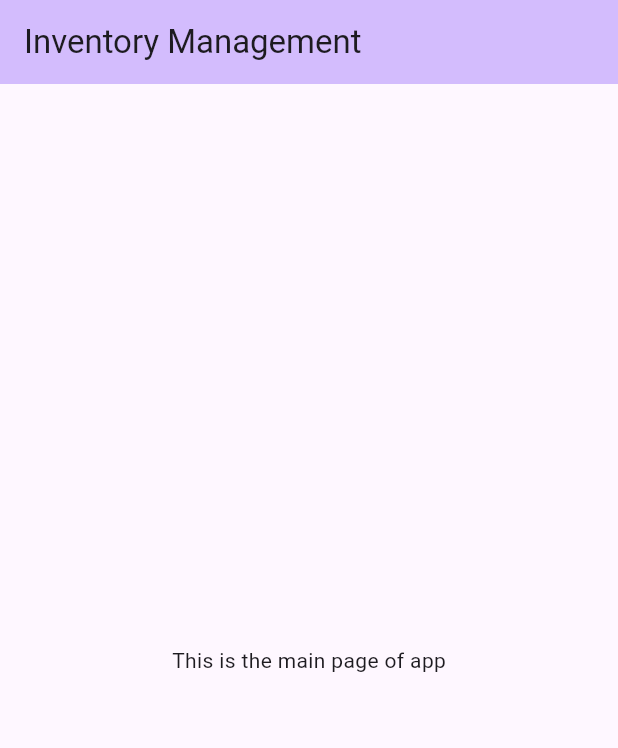
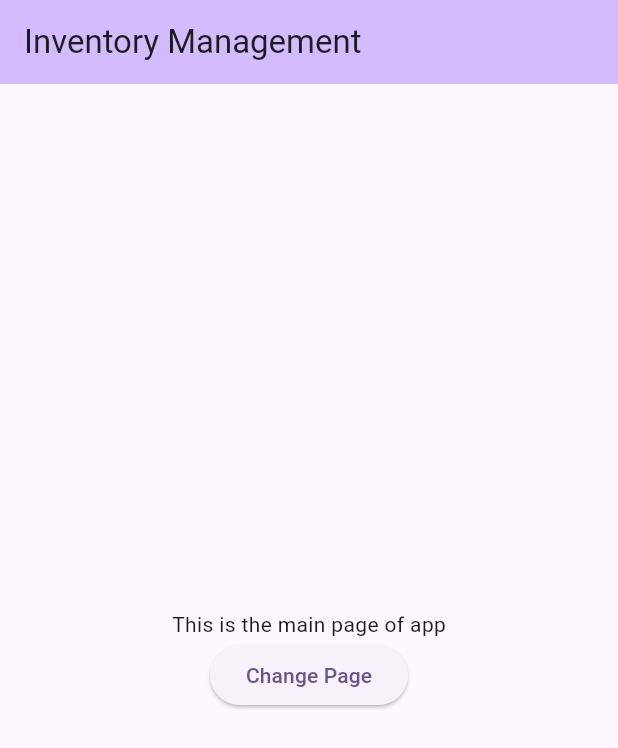
Before and after one commit to amalraj28/inventory-management, a Flutter app: the screen it shows after launch, on a phone screen of 412 x 824 dp. Shown: the top 748 px of the screen. Run offline on Flutter 3.47's test engine with Material 3 defaults, Android fonts, the phone set to English and light mode, and no system bars.

```diff
--- a/lib/main.dart
+++ b/lib/main.dart
@@ -1,4 +1,5 @@
 import 'package:flutter/material.dart';
+import 'package:inventory_management/screens/stock_entry.dart';
 
 void main() {
   runApp(const MyApp());
@@ -30,13 +31,20 @@ class MyHomePage extends StatelessWidget {
         backgroundColor: Theme.of(context).colorScheme.inversePrimary,
         title: const Text('Inventory Management'),
       ),
-      body: const Center(
+      body: Center(
         child: Column(
           mainAxisAlignment: MainAxisAlignment.center,
           children: <Widget>[
-            Text(
+            const Text(
               'This is the main page of app',
             ),
+            ElevatedButton(
+              onPressed: () => {
+                Navigator.push(context,
+                    MaterialPageRoute(builder: (context) => const StockEntry()))
+              },
+              child: const Text('Change Page'),
+            )
           ],
         ),
       ),
```
Also changed, not shown: lib/screens/stock_entry.dart (added, +21 -0 lines).
